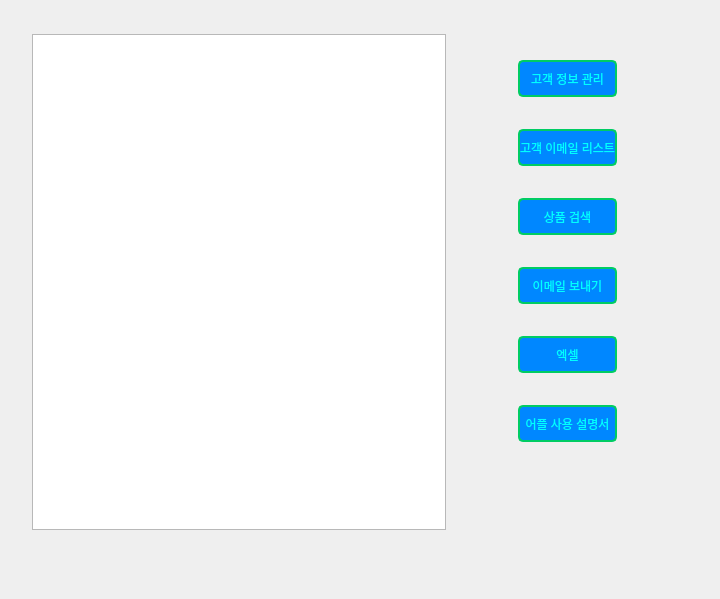
huni0420/AI_4th_Class, file python_work/pythonProject/mainwindow.ui: the form before one commit.
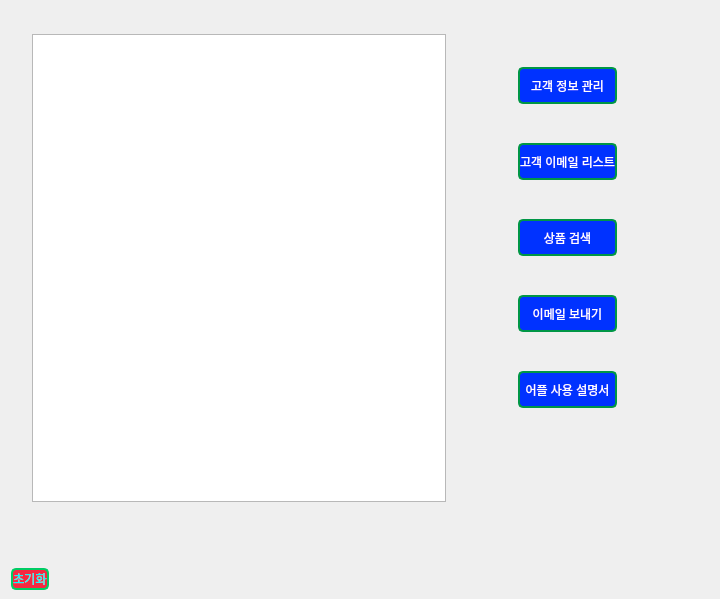
The form after the commit. Icons and pictures are not drawn.

Diff of the .ui file:
```diff
--- a/python_work/pythonProject/mainwindow.ui
+++ b/python_work/pythonProject/mainwindow.ui
@@ -95,7 +95,12 @@
            </size>
           </property>
           <property name="styleSheet">
-           <string notr="true"/>
+           <string notr="true">QPushButton{
+	color: white;
+	background-color:  rgb(0, 50, 255);
+	border: 2px solid rgb(0, 150, 70);
+	border-radius: 5px;
+}</string>
           </property>
           <property name="text">
            <string>고객 정보 관리</string>
@@ -117,7 +122,12 @@
            </size>
           </property>
           <property name="styleSheet">
-           <string notr="true"/>
+           <string notr="true">QPushButton{
+	color: white;
+	background-color:  rgb(0, 50, 255);
+	border: 2px solid rgb(0, 150, 70);
+	border-radius: 5px;
+}</string>
           </property>
           <property name="text">
            <string>고객 이메일 리스트</string>
@@ -132,6 +142,14 @@
             <height>37</height>
            </size>
           </property>
+          <property name="styleSheet">
+           <string notr="true">QPushButton{
+	color: white;
+	background-color:  rgb(0, 50, 255);
+	border: 2px solid rgb(0, 150, 70);
+	border-radius: 5px;
+}</string>
+          </property>
           <property name="text">
            <string>상품 검색</string>
           </property>
@@ -145,24 +163,19 @@
             <height>37</height>
            </size>
           </property>
+          <property name="styleSheet">
+           <string notr="true">QPushButton{
+	color: white;
+	background-color:  rgb(0, 50, 255);
+	border: 2px solid rgb(0, 150, 70);
+	border-radius: 5px;
+}</string>
+          </property>
           <property name="text">
            <string>이메일 보내기</string>
           </property>
          </widget>
         </item>
-        <item>
-         <widget class="QPushButton" name="pushButton_5">
-          <property name="minimumSize">
-           <size>
-            <width>45</width>
-            <height>37</height>
-           </size>
-          </property>
-          <property name="text">
-           <string>엑셀</string>
-          </property>
-         </widget>
-        </item>
         <item>
          <widget class="QPushButton" name="pushButton_6">
           <property name="minimumSize">
@@ -171,6 +184,14 @@
             <height>37</height>
            </size>
           </property>
+          <property name="styleSheet">
+           <string notr="true">QPushButton{
+	color: white;
+	background-color:  rgb(0, 50, 255);
+	border: 2px solid rgb(0, 150, 70);
+	border-radius: 5px;
+}</string>
+          </property>
           <property name="text">
            <string>어플 사용 설명서</string>
           </property>
@@ -180,6 +201,42 @@
       </item>
      </layout>
     </item>
+    <item row="1" column="1">
+     <widget class="QPushButton" name="pushButton_5">
+      <property name="sizePolicy">
+       <sizepolicy hsizetype="Maximum" vsizetype="Maximum">
+        <horstretch>10</horstretch>
+        <verstretch>3</verstretch>
+       </sizepolicy>
+      </property>
+      <property name="minimumSize">
+       <size>
+        <width>10</width>
+        <height>5</height>
+       </size>
+      </property>
+      <property name="sizeIncrement">
+       <size>
+        <width>0</width>
+        <height>0</height>
+       </size>
+      </property>
+      <property name="layoutDirection">
+       <enum>Qt::LeftToRight</enum>
+      </property>
+      <property name="styleSheet">
+       <string notr="true">QPushButton{
+	color: rgb(0, 255, 255);
+	background-color:  rgb(244, 41, 65);
+	border: 2px solid rgb(0, 204, 100);
+	border-radius: 5px;
+}</string>
+      </property>
+      <property name="text">
+       <string>초기화</string>
+      </property>
+     </widget>
+    </item>
    </layout>
   </widget>
  </widget>
```
Left out of the diff: 8 changed lines with no effect on the pictures.
